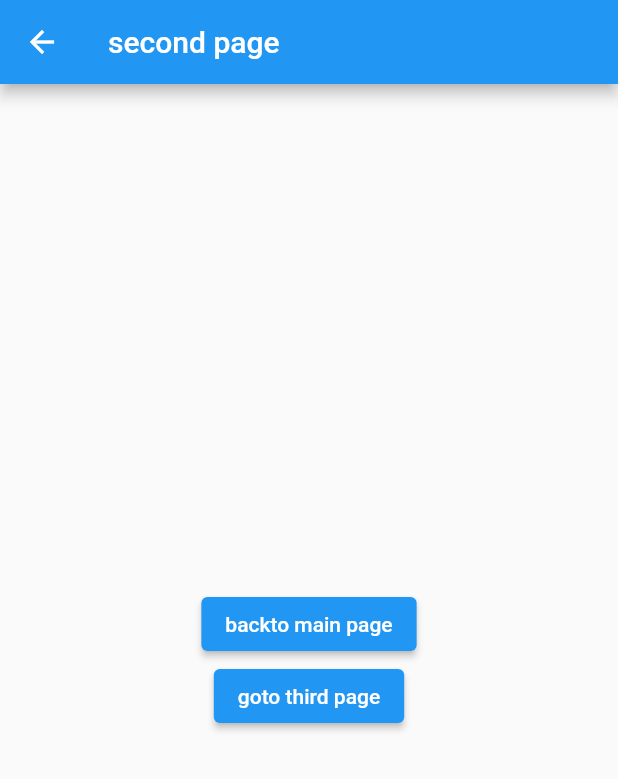
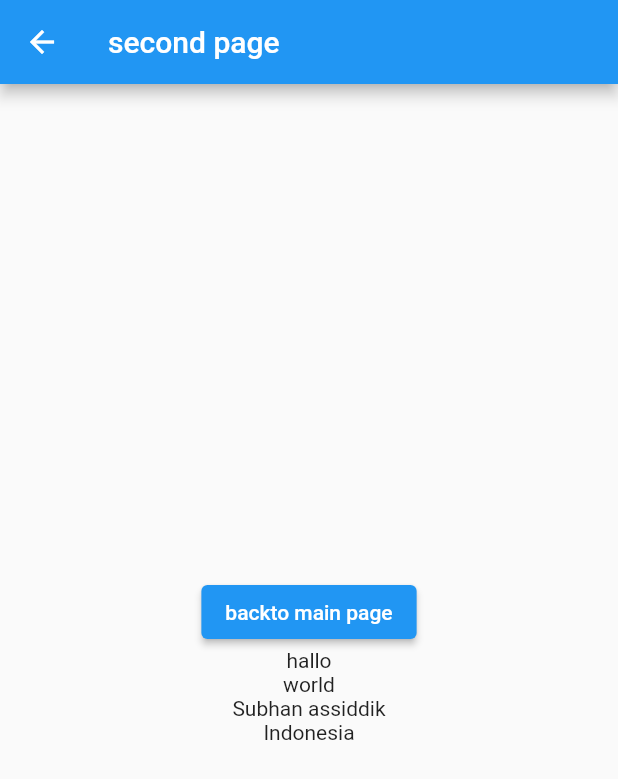
Before and after one commit to subhanassiddik/MyFlutterWidgetsLearn, a Flutter app: the screen it shows after launch, after a tap on "Login", after a tap on "goTo Second page", on a phone screen of 412 x 824 dp. Shown: the top 779 px of the screen. Run offline on Flutter 3.47's test engine with Material 2 defaults, Android fonts, the phone set to English and light mode, and no system bars; our stand-ins replace get.

Commit message:
navigation : getX part 2 - route dan parameter

```diff
--- /dev/null
+++ b/lib/1_must_know/3_others/1_navigation/3_getX_part2/1_login_page_part2.dart
@@ -0,0 +1,26 @@
+//Untuk menggunakan package getX MaterialApp harus diganti GetMaterialApp
+
+//1. Performance => seminimal mungkin agar menggunakan resource yang ada di hp
+//2. Productivity => sntax sibuat semudah mungkin agar mudah dipahami
+//3. Organitation => dibuat agar view dan busines logic di buat terpisah
+
+import 'package:flutter/material.dart';
+import 'package:get/get.dart';
+// import 'package:flutter_widget_learn/1_must_know/3_others/1_navigation/3_getX_part2/2_main_page_part2.dart';
+
+class LoginPagePart2 extends StatelessWidget {
+  @override
+  Widget build(BuildContext context) {
+    return Scaffold(
+      body: Center(
+        child: ElevatedButton(
+          child: Text('Login'),
+          onPressed: () {
+            Get.offNamed('/main');
+            // Get.off(MainPagePart2());
+          },
+        ),
+      ),
+    );
+  }
+}
--- /dev/null
+++ b/lib/1_must_know/3_others/1_navigation/3_getX_part2/2_main_page_part2.dart
@@ -0,0 +1,34 @@
+import 'package:flutter/material.dart';
+import 'package:get/get.dart';
+// import 'package:flutter_widget_learn/1_must_know/3_others/1_navigation/3_getX_part2/3_second_page_part2.dart';
+
+//ada 2 cara mengirim nilai ke halaman yanh lain
+//1. melalui parameter argument
+//2. melalui url route
+
+class MainPagePart2 extends StatelessWidget {
+  @override
+  Widget build(BuildContext context) {
+    return Scaffold(
+      appBar: AppBar(
+        title: Text('Main page'),
+      ),
+      body: Center(
+        child: ElevatedButton(
+          child: Text('goTo Second page'),
+          onPressed: () {
+            Get.toNamed(
+              '/second?name=Subhan assiddik&from=Indonesia',
+              arguments: ['hallo', 'world'],
+            );
+            // Get.to(
+            //   SecondPagePart2(),
+            //   transition: Transition.rightToLeftWithFade,
+            //   // duration: Duration(seconds: 2),
+            // );
+          },
+        ),
+      ),
+    );
+  }
+}
--- /dev/null
+++ b/lib/1_must_know/3_others/1_navigation/3_getX_part2/3_second_page_part2.dart
@@ -0,0 +1,34 @@
+import 'package:flutter/material.dart';
+import 'package:get/get.dart';
+
+class SecondPagePart2 extends StatelessWidget {
+  @override
+  Widget build(BuildContext context) {
+    return Scaffold(
+      appBar: AppBar(
+        title: Text('second page'),
+      ),
+      body: Center(
+        child: Column(
+          mainAxisAlignment: MainAxisAlignment.center,
+          children: [
+            ElevatedButton(
+              onPressed: () {
+                Get.back();
+              },
+              child: Text('backto main page'),
+            ),
+            Column(
+              children:
+                  (Get.arguments as List<String>).map((e) => Text(e)).toList() +
+                      [
+                        Text(Get.parameters['name']),
+                        Text(Get.parameters['from']),
+                      ],
+            )
+          ],
+        ),
+      ),
+    );
+  }
+}
--- a/lib/main.dart
+++ b/lib/main.dart
@@ -1,6 +1,9 @@
 import 'package:flutter/material.dart';
 import 'package:get/get.dart';
-import 'package:flutter_widget_learn/1_must_know/3_others/1_navigation/2_getX_part1/1_login_page.dart';
+import 'package:flutter_widget_learn/1_must_know/3_others/1_navigation/3_getX_part2/2_main_page_part2.dart';
+import 'package:flutter_widget_learn/1_must_know/3_others/1_navigation/3_getX_part2/3_second_page_part2.dart';
+import 'package:flutter_widget_learn/1_must_know/3_others/1_navigation/3_getX_part2/1_login_page_part2.dart';
+// import 'package:flutter_widget_learn/1_must_know/3_others/1_navigation/2_getX_part1/1_login_page.dart';
 // import 'package:flutter_widget_learn/1_must_know/3_others/1_navigation/1_multi_page/login_page.dart';
 // import 'package:flutter_widget_learn/1_must_know/2_layout/12_draggable_and_dragtarget.dart';
 // import 'package:flutter_widget_learn/1_must_know/2_layout/11_spacer_widget.dart';
@@ -27,12 +30,20 @@ class MyApp extends StatelessWidget {
   Widget build(BuildContext context) {
     // return MaterialApp(
     return GetMaterialApp(
+      getPages: [
+        GetPage(name: '/', page: () => LoginPagePart2()),
+        GetPage(name: '/main', page: () => MainPagePart2()),
+        GetPage(
+            name: '/second',
+            page: () => SecondPagePart2(),
+            transition: Transition.zoom),
+      ],
       title: 'Flutter Demo',
       debugShowCheckedModeBanner: false,
       theme: ThemeData(
         primarySwatch: Colors.blue,
       ),
-        home:
+      // home:
       // AppLifeCycleState(),
       // SplashScreen(),
       // WidgetText(),
@@ -48,6 +59,8 @@ class MyApp extends StatelessWidget {
       // WidgetSpacer(),
       // DragAbleWidget(),
       // LoginPage()
-            LoginPage());
+      // LoginPage(),
+      // LoginPagePart2(),
+    );
   }
 }
```
Lines whose indentation alone changed are shown as unchanged.
